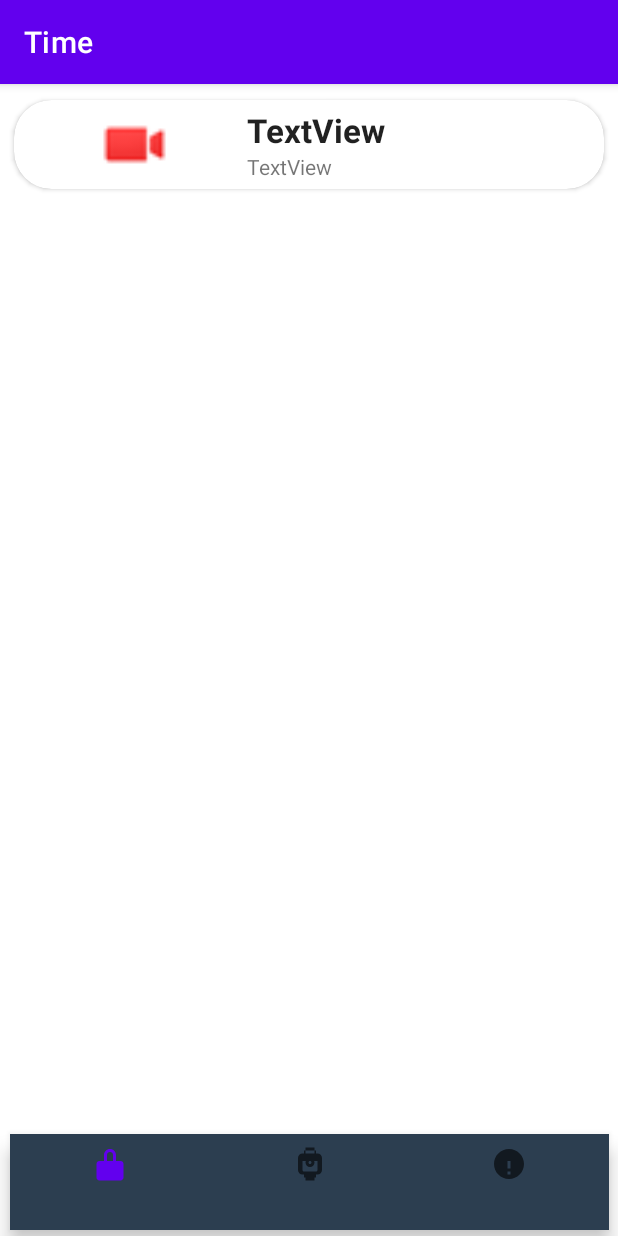
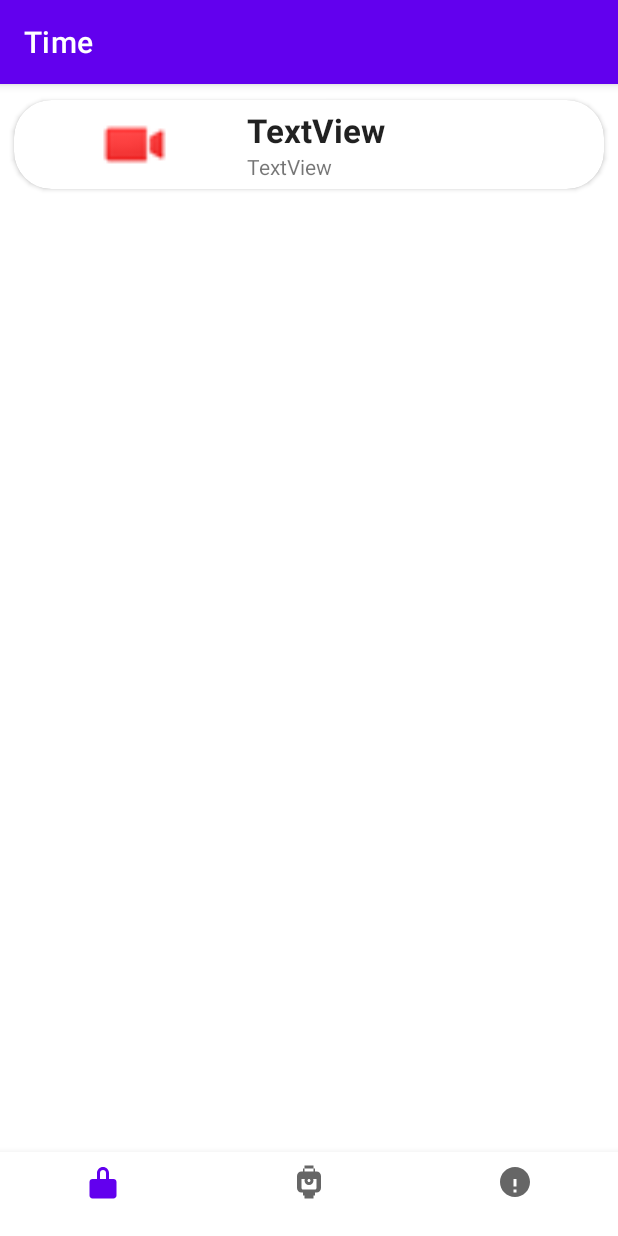
Before and after one commit to lgloor/TimeGuardian, an Android app: the screen it shows after launch (MainActivity), on a phone screen of 412 x 824 dp. Run offline under Robolectric (Android 15) with nearby library versions, the phone set to English and light mode, and no system bars; our stand-ins replace navigation-ui.

Commit message:
Revert changes to bottom navigation

```diff
--- a/app/src/main/res/layout/activity_main.xml
+++ b/app/src/main/res/layout/activity_main.xml
@@ -9,10 +9,11 @@
 
     <com.google.android.material.bottomnavigation.BottomNavigationView
         android:id="@+id/nav_view"
-        android:layout_width="399dp"
-        android:layout_height="64dp"
-        android:layout_marginBottom="4dp"
-        android:background="#2C3E50"
+        android:layout_width="0dp"
+        android:layout_height="wrap_content"
+        android:layout_marginStart="0dp"
+        android:layout_marginEnd="0dp"
+        android:background="?android:attr/windowBackground"
         app:layout_constraintBottom_toBottomOf="parent"
         app:layout_constraintLeft_toLeftOf="parent"
         app:layout_constraintRight_toRightOf="parent"
```
